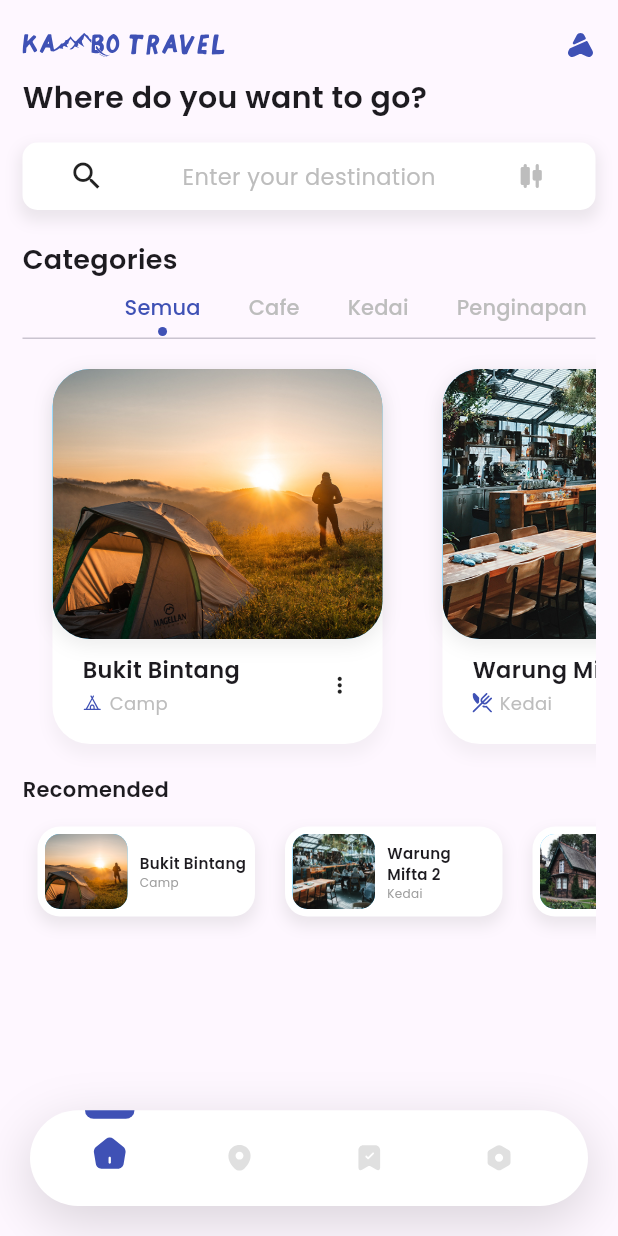
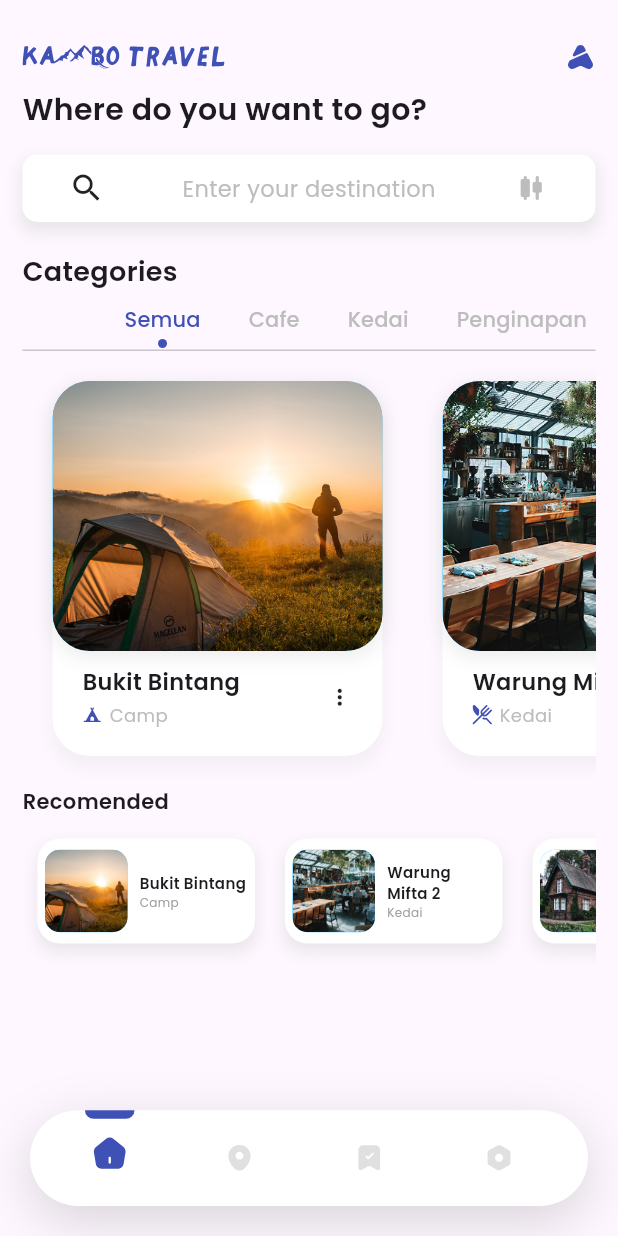
Before and after one commit to 4amshin/kambo_travel, a Flutter app: the screen it shows after launch, on a phone screen of 412 x 824 dp. Run offline on Flutter 3.47's test engine with Material 2 defaults, Android fonts, the phone set to English and light mode, and no system bars; our stand-ins replace flutter_svg, tab_indicator_styler.

Commit message:
minor-fix

```diff
--- a/lib/pages/home/view/home_view.dart
+++ b/lib/pages/home/view/home_view.dart
@@ -30,6 +30,7 @@ class _HomeViewState extends State<HomeView> with TickerProviderStateMixin {
         minimum: const EdgeInsets.all(15),
         child: ListView(
           children: [
+            const SizedBox(height: 8),
             Row(
               mainAxisAlignment: MainAxisAlignment.spaceBetween,
               children: [
@@ -76,6 +77,7 @@ class _HomeViewState extends State<HomeView> with TickerProviderStateMixin {
             SizedBox(
               height: 290,
               child: TabBarView(
+                physics: const BouncingScrollPhysics(),
                 controller: tabController,
                 children: [
                   SizedBox(
--- a/lib/pages/home/widget/recomended_list_place.dart
+++ b/lib/pages/home/widget/recomended_list_place.dart
@@ -7,7 +7,7 @@ class RecomendedListPlace extends StatelessWidget {
   @override
   Widget build(BuildContext context) {
     return SizedBox(
-      height: 90.0,
+      height: 100.0,
       child: ListView.builder(
         itemCount: touristItem.length,
         scrollDirection: Axis.horizontal,
```
Also changed, not shown: assets/icon/camping.svg.
